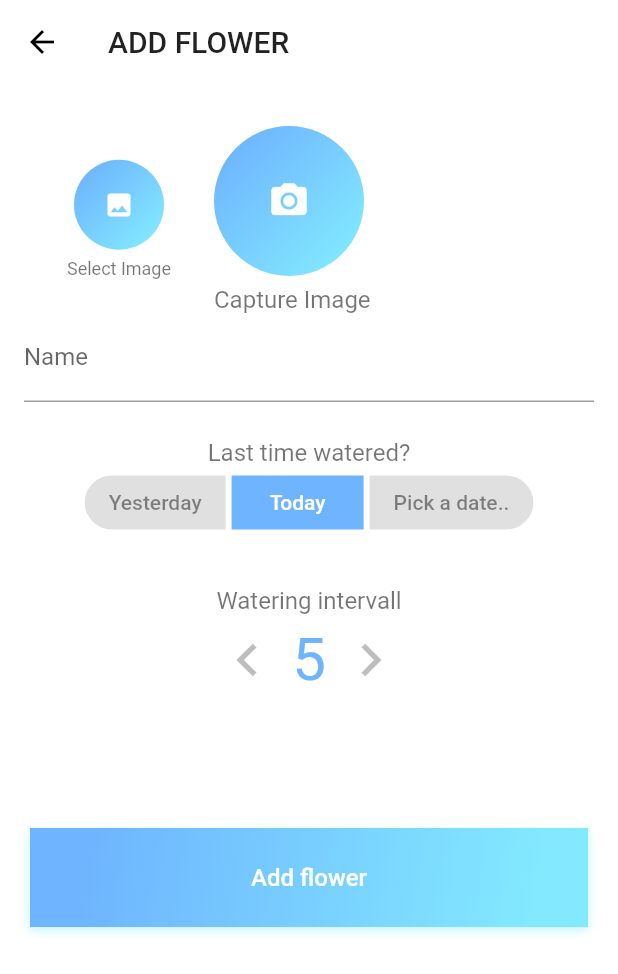
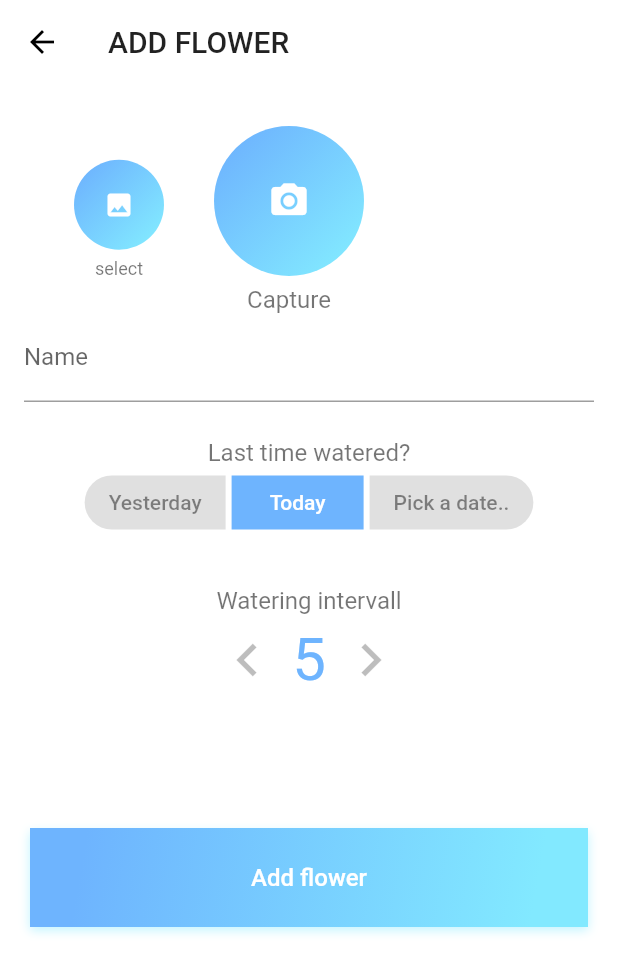
Before and after one commit to MartinHennrich/flowers-v2, a Flutter app: the CreateFlower screen opened by its route, on a phone screen of 412 x 824 dp. Shown: the top 974 px of the screen. Run offline on Flutter 3.47's test engine with Material 2 defaults, Android fonts, the light colour scheme and no system bars; our stand-ins replace cached_network_image, firebase_auth, firebase_database, firebase_storage, flutter_image_compress, flutter_redux and 3 more; accounts and stored records are empty; network calls fail.

Commit message:
chore: update text

```diff
--- a/flowers/lib/components/create-flower/getImage.dart
+++ b/flowers/lib/components/create-flower/getImage.dart
@@ -109,13 +109,12 @@ class GetImageState extends State<GetImage> {
                       },
                       child: _getGalleryContainer(imageForm),
                     ),
-                    Text('Select Image',
+                    Text('select',
                       style: TextStyle(
                         color: Colors.black54,
                         fontSize: 12
                       )
                     ),
-                    _getErrorWidget(imageForm.hasError, imageForm.errorText)
                   ],
                 )
               ),
@@ -123,6 +122,8 @@ class GetImageState extends State<GetImage> {
                 flex: 2,
                 child: Column(
                   crossAxisAlignment: CrossAxisAlignment.start,
+                  children: <Widget>[
+                    Column(
                       children: <Widget>[
                         GestureDetector(
                           onTap: () async {
@@ -132,11 +133,13 @@ class GetImageState extends State<GetImage> {
                           },
                           child: _getCameraContainer(imageForm),
                         ),
-                    Text('Capture Image',
+                        Text('Capture',
                           style: TextStyle(
                             color: Colors.black54,
                             fontSize: 16
                           )
+                        ),
+                      ],
                     ),
                     _getErrorWidget(imageForm.hasError, imageForm.errorText)
                   ],
```
Lines whose indentation alone changed are shown as unchanged.
